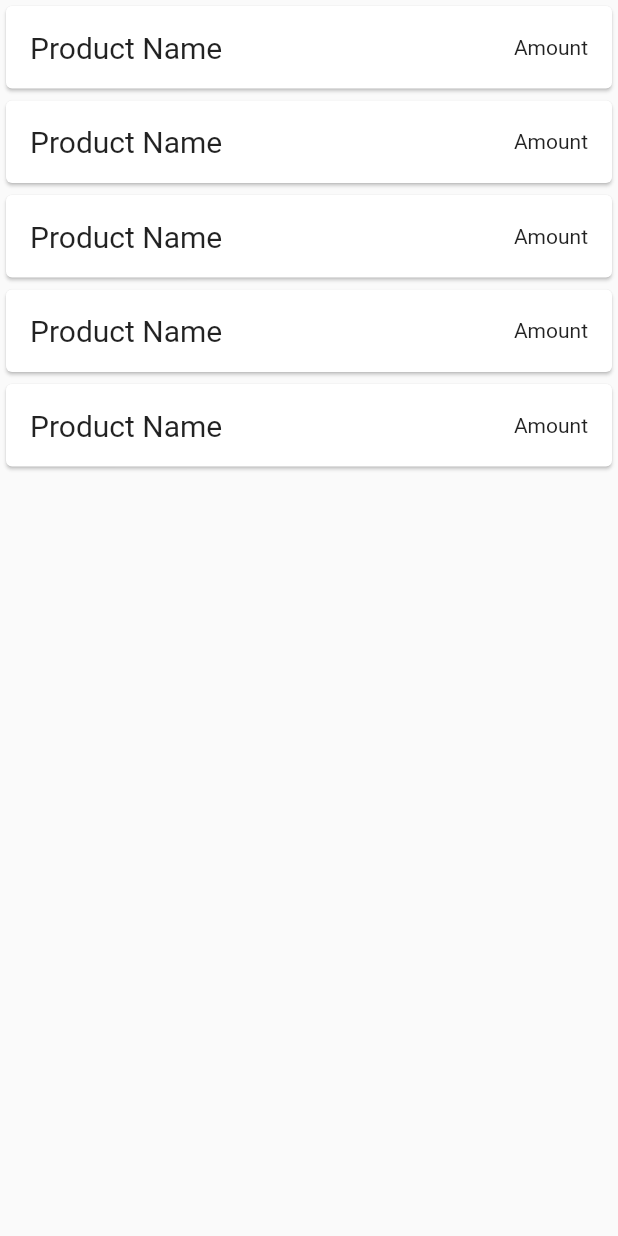
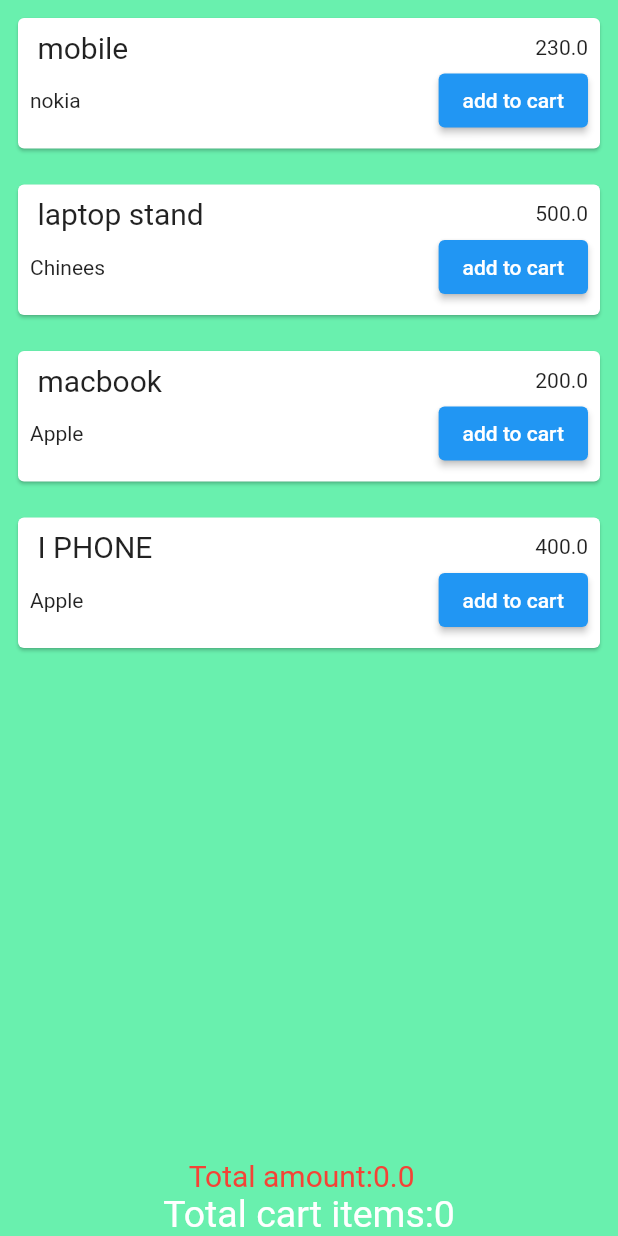
Before and after one commit to Ajay-saju/SampleGetX, a Flutter app: the screen it shows after launch, on a phone screen of 412 x 824 dp. Run offline on Flutter 3.47's test engine with Material 2 defaults, Android fonts, the phone set to English and light mode, and no system bars; our stand-ins replace get.

Commit message:
sample git complete

```diff
--- a/lib/Views/Screens/shoppingpage.dart
+++ b/lib/Views/Screens/shoppingpage.dart
@@ -1,9 +1,11 @@
-
 import 'package:flutter/material.dart';
+import 'package:get/get.dart';
 
 import 'package:get/get_core/src/get_main.dart';
 import 'package:get/get_instance/src/extension_instance.dart';
+import 'package:sample_getx/controller/cart_controller.dart';
 import 'package:sample_getx/controller/shoppingController.dart';
+import 'package:sample_getx/models/product.dart';
 
 class ShoppingScreen extends StatelessWidget {
   const ShoppingScreen({Key? key}) : super(key: key);
@@ -11,34 +13,77 @@
   @override
   Widget build(BuildContext context) {
     final shoppingController = Get.put(ShoppingController());
+    final cartController = Get.put(CartController());
     return Scaffold(
-      body: SafeArea(child: Column(children: [
+      backgroundColor: Colors.greenAccent,
+      body: SafeArea(
+          child: Column(
+        children: [
           Expanded(
-        child: ListView.builder(itemCount: 5, itemBuilder: (context,index){
-          return Card(child: Padding(
+            child: GetX<ShoppingController>(builder: (controller) {
+              return ListView.builder(
+                  itemCount: shoppingController.products.length,
+                  itemBuilder: (context, index) {
+                    return Padding(
+                      padding: const EdgeInsets.all(8.0),
+                      child: Card(
+                        child: Padding(
                           padding: const EdgeInsets.all(8.0),
                           child: Column(
-              children: [Padding(
-                padding: const EdgeInsets.all(8.0),
-                child: Row(
-                  children:const [
-                    Text('Product Name',style: TextStyle(fontSize: 20),),
-                    Spacer(),
-                    Text('Amount'),
+                            // mainAxisAlignment: MainAxisAlignment.start,
+                            crossAxisAlignment: CrossAxisAlignment.start,
+                            children: [
+                              Row(
+                                children: [
+                                  Text(
+                                    ' ${controller.products[index].productName}',
+                                    style: const TextStyle(fontSize: 20),
+                                  ),
+                                  const Spacer(),
+                                  Text(controller.products[index].price
+                                      .toString()),
                                 ],
-
-
                               ),
-
+                              Row(
+                                children: [
+                                  Text(controller
+                                      .products[index].productDescription),
+                                  const Spacer(),
+                                  ElevatedButton(
+                                      onPressed: () {
+                                        cartController.addToCart(
+                                            controller.products[index]);
+                                      },
+                                      child: const Text('add to cart'))
+                                ],
                               ),
                             ],
+                          ),
+                        ),
+                      ),
+                    );
+                  });
+            }),
+          ),
+          GetX<CartController>(
+            builder: (controller) {
+              return Text(
+                'Total amount:${controller.totalPrice}  ',
+                style: const TextStyle(fontSize: 20,color: Colors.red),
+              );
+            },
+          ),
+          GetX<CartController>(
 
-            ),
-          ),) ;
-        }),
+            builder: (controller) {
+              return Text(
+                'Total cart items:${controller.count}',
+                style: TextStyle(fontSize: 25,color: Colors.white),
+              );
+            },
           )
-      ],)),
+        ],
+      )),
     );
-
   }
 }
--- /dev/null
+++ b/lib/controller/cart_controller.dart
@@ -0,0 +1,13 @@
+import 'package:get/get.dart';
+import 'package:sample_getx/models/product.dart';
+
+class CartController extends GetxController {
+  var cartItem = List<Product>.empty().obs;
+
+  int get count => cartItem.length;
+  double get totalPrice => cartItem.fold(0, (sum, item) => sum + item.price);
+
+  addToCart(Product product) {
+    cartItem.add(product);
+  }
+}
--- a/lib/controller/shoppingController.dart
+++ b/lib/controller/shoppingController.dart
@@ -1,27 +1,41 @@
 import 'package:get/get.dart';
 import 'package:sample_getx/models/product.dart';
 
-class ShoppingController extends GetxController{
-  var products = List<Product>.empty().obs;
+class ShoppingController extends GetxController {
+    var products = List<Product>.empty().obs;
+
 
 
   @override
   void onInit() {
-
     super.onInit();
     fetchProducts();
   }
-  fetchProducts()async{
-    await Future.delayed(Duration (seconds: 1));
+
+  fetchProducts() async {
+    await Future.delayed(const Duration(seconds: 1));
     var serverResponce = [
-      Product(id: 02, price: 230, productName: 'mobile', productDescription: 'nokia'),
-      Product(id: 03, price: 500, productName: 'laptop stand',productDescription: 'Chinees'),
-      Product(id: 04, price: 200, productName: 'mac bok', productDescription: 'Apple'),
-            Product(id: 05, price: 400, productName: 'I PHONE', productDescription: 'Apple')
-
+      Product(
+          id: 02,
+          price: 230,
+          productName: 'mobile',
+          productDescription: 'nokia'),
+      Product(
+          id: 03,
+          price: 500,
+          productName: 'laptop stand',
+          productDescription: 'Chinees'),
+      Product(
+          id: 04,
+          price: 200,
+          productName: 'macbook',
+          productDescription: 'Apple'),
+      Product(
+          id: 05,
+          price: 400,
+          productName: 'I PHONE',
+          productDescription: 'Apple')
     ];
     products.value = serverResponce;
-
-
   }
 }
```
Lines whose indentation alone changed are shown as unchanged.
